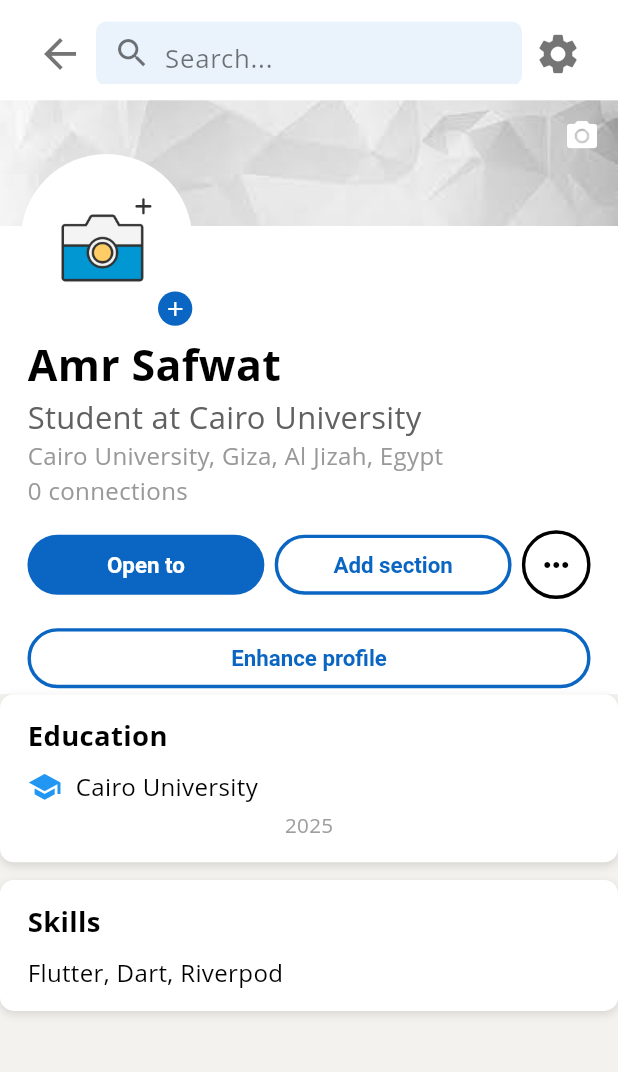
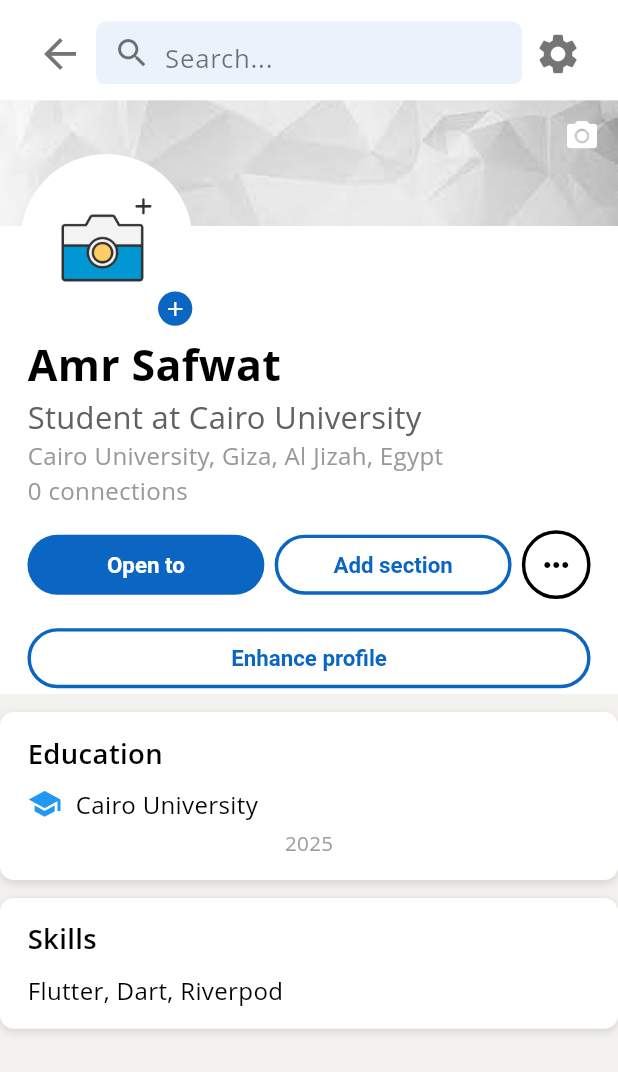
Before and after one commit to LinkUp-SW/Cross, a Flutter app: the ProfilePage screen opened directly, on a phone screen of 412 x 824 dp. Shown: the top 1072 px of the screen. Run offline on Flutter 3.47's test engine with Material 3 defaults, Android fonts, the phone set to English and light mode, and no system bars; our stand-ins replace flutter_riverpod, flutter_screenutil, flutter_secure_storage, go_router, skeletonizer; accounts and stored records are empty; Roboto replaces fonts that are missing (Open Sans).

Commit message:
modification: used the shared themes colors

```diff
--- a/lib/features/profile/widgets/section_widget.dart
+++ b/lib/features/profile/widgets/section_widget.dart
@@ -1,7 +1,10 @@
 import 'package:flutter/material.dart';
+import 'package:flutter_riverpod/flutter_riverpod.dart';
 import 'package:flutter_screenutil/flutter_screenutil.dart';
+import 'package:link_up/shared/themes/colors.dart';
+import 'package:link_up/shared/themes/text_styles.dart';
 
-class SectionWidget extends StatelessWidget {
+class SectionWidget extends ConsumerWidget {
   final String title;
   final Widget child;
 
@@ -12,19 +15,21 @@ class SectionWidget extends StatelessWidget {
   }) : super(key: key);
 
   @override
-  Widget build(BuildContext context) {
+  Widget build(BuildContext context, WidgetRef ref) {
+    final isDarkMode = Theme.of(context).brightness == Brightness.dark;
+
     return Container(
       width: double.infinity,
       padding: EdgeInsets.symmetric(vertical: 12.h, horizontal: 16.w),
-      margin: EdgeInsets.only(bottom: 10.h),
+      margin: EdgeInsets.only(top: 10.h),
       decoration: BoxDecoration(
-        color: Colors.white,
+        color: isDarkMode ? AppColors.darkMain : AppColors.lightMain,
         borderRadius: BorderRadius.circular(8.r),
         boxShadow: [
           BoxShadow(
             color: Colors.black12,
             blurRadius: 4.r,
-            offset: Offset(0, 2),
+            offset: const Offset(0, 2),
           ),
         ],
       ),
@@ -33,9 +38,8 @@ class SectionWidget extends StatelessWidget {
         children: [
           Text(
             title,
-            style: TextStyle(
-              fontSize: 16.sp,
-              fontWeight: FontWeight.bold,
+            style: TextStyles.font16_600Weight.copyWith(
+              color: isDarkMode ? AppColors.darkTextColor : AppColors.lightTextColor,
             ),
           ),
           SizedBox(height: 8.h),
```
